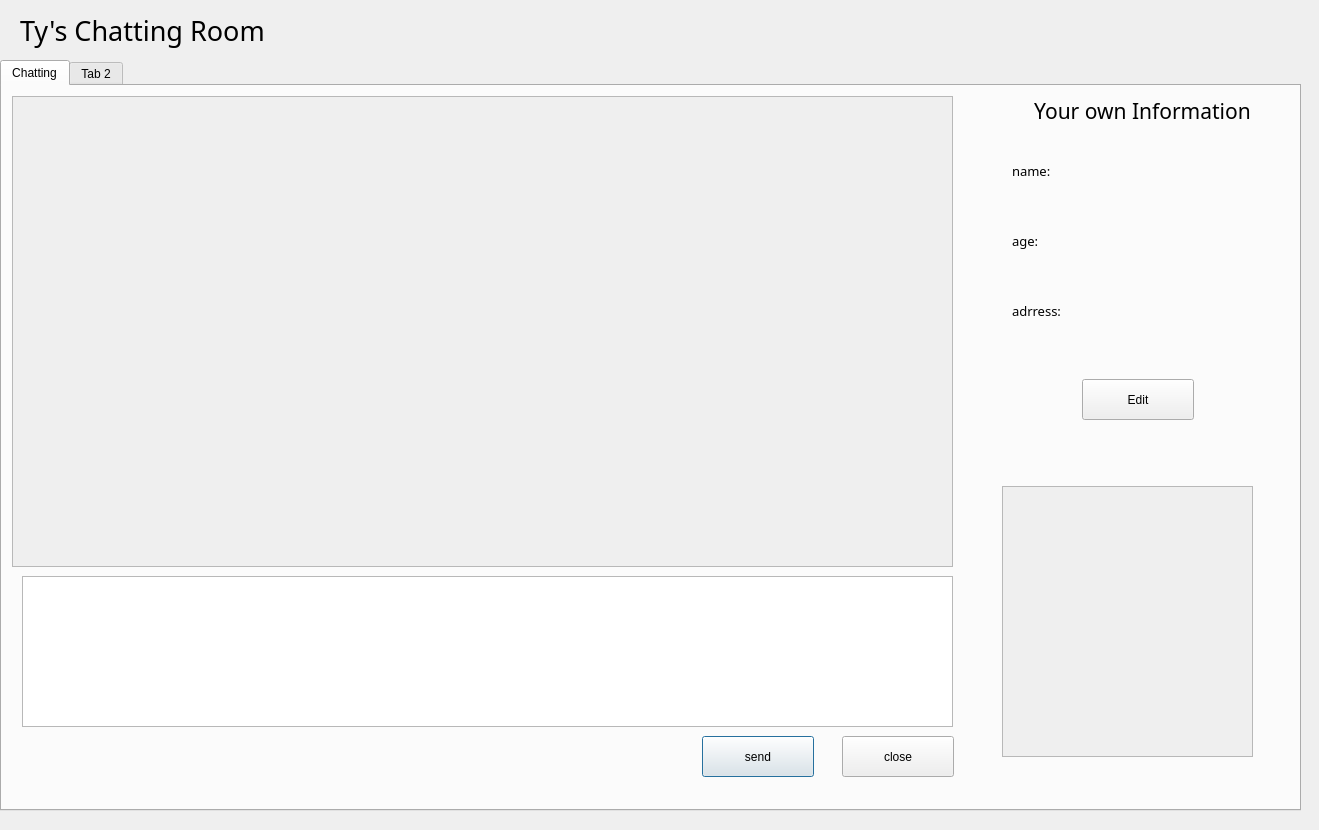
tx19980520/Ty-s-Online-Chatting-Room, file chattingroom.ui: the form before one commit.
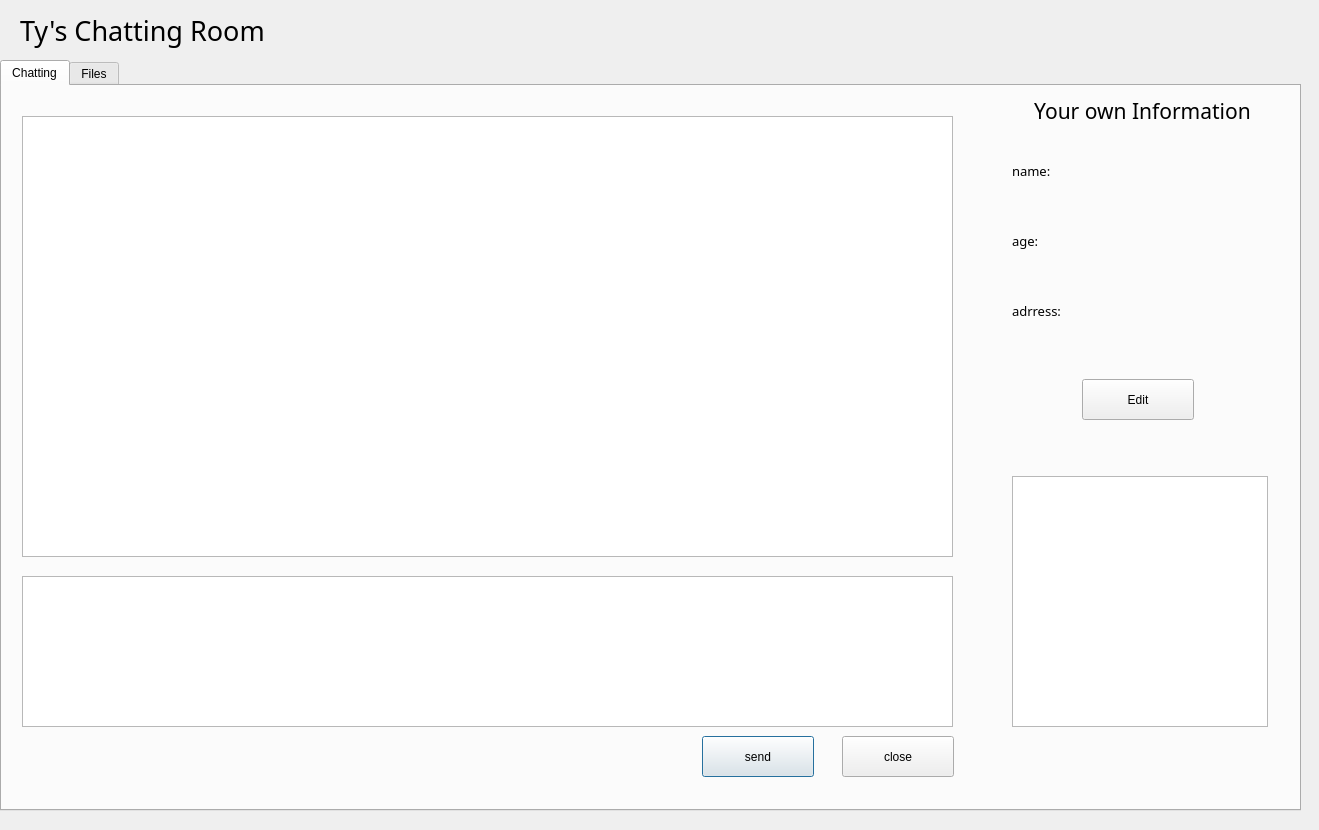
The form after the commit.

Diff of the .ui file:
```diff
--- a/chattingroom.ui
+++ b/chattingroom.ui
@@ -48,39 +48,6 @@
     <attribute name="title">
      <string>Chatting</string>
     </attribute>
-    <widget class="QScrollArea" name="mainarea">
-     <property name="geometry">
-      <rect>
-       <x>10</x>
-       <y>10</y>
-       <width>941</width>
-       <height>471</height>
-      </rect>
-     </property>
-     <property name="widgetResizable">
-      <bool>true</bool>
-     </property>
-     <widget class="QWidget" name="scrollAreaWidgetContents">
-      <property name="geometry">
-       <rect>
-        <x>0</x>
-        <y>0</y>
-        <width>939</width>
-        <height>469</height>
-       </rect>
-      </property>
-      <widget class="QWidget" name="showmessage" native="true">
-       <property name="geometry">
-        <rect>
-         <x>10</x>
-         <y>10</y>
-         <width>911</width>
-         <height>451</height>
-        </rect>
-       </property>
-      </widget>
-     </widget>
-    </widget>
     <widget class="QPlainTextEdit" name="Edit">
      <property name="geometry">
       <rect>
@@ -160,19 +127,6 @@
       <string>age:</string>
      </property>
     </widget>
-    <widget class="QLabel" name="label_5">
-     <property name="geometry">
-      <rect>
-       <x>570</x>
-       <y>240</y>
-       <width>81</width>
-       <height>18</height>
-      </rect>
-     </property>
-     <property name="text">
-      <string/>
-     </property>
-    </widget>
     <widget class="QLabel" name="label_4">
      <property name="geometry">
       <rect>
@@ -192,39 +146,6 @@
       <string>adrress:</string>
      </property>
     </widget>
-    <widget class="QScrollArea" name="scrollArea_2">
-     <property name="geometry">
-      <rect>
-       <x>1000</x>
-       <y>400</y>
-       <width>251</width>
-       <height>271</height>
-      </rect>
-     </property>
-     <property name="widgetResizable">
-      <bool>true</bool>
-     </property>
-     <widget class="QWidget" name="scrollAreaWidgetContents_2">
-      <property name="geometry">
-       <rect>
-        <x>0</x>
-        <y>0</y>
-        <width>249</width>
-        <height>269</height>
-       </rect>
-      </property>
-      <widget class="QWidget" name="widget" native="true">
-       <property name="geometry">
-        <rect>
-         <x>10</x>
-         <y>10</y>
-         <width>211</width>
-         <height>251</height>
-        </rect>
-       </property>
-      </widget>
-     </widget>
-    </widget>
     <widget class="QPushButton" name="send">
      <property name="geometry">
       <rect>
@@ -315,10 +236,33 @@
       <string>Edit</string>
      </property>
     </widget>
+    <widget class="QTextBrowser" name="messages">
+     <property name="geometry">
+      <rect>
+       <x>20</x>
+       <y>30</y>
+       <width>931</width>
+       <height>441</height>
+      </rect>
+     </property>
+     <property name="horizontalScrollBarPolicy">
+      <enum>Qt::ScrollBarAlwaysOff</enum>
+     </property>
+    </widget>
+    <widget class="QTextBrowser" name="users">
+     <property name="geometry">
+      <rect>
+       <x>1010</x>
+       <y>390</y>
+       <width>256</width>
+       <height>251</height>
+      </rect>
+     </property>
+    </widget>
    </widget>
    <widget class="QWidget" name="tab_2">
     <attribute name="title">
-     <string>Tab 2</string>
+     <string>Files</string>
     </attribute>
     <widget class="QScrollArea" name="scrollArea">
      <property name="geometry">
```
Left out of the diff: 23 changed lines with no effect on the pictures.
